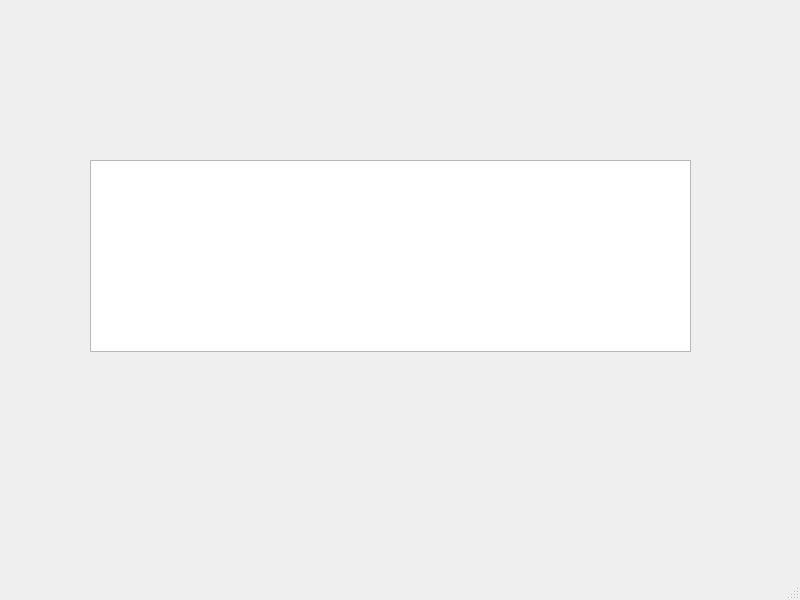
The window that mainwindow.ui (SevaKarlov2005/Kurs_OOP) describes before a commit, drawn with Qt 5.
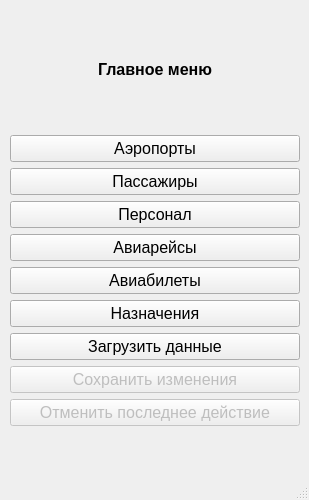
The same window after the commit.

The edit to the form file:
```diff
--- a/mainwindow.ui
+++ b/mainwindow.ui
@@ -6,26 +6,115 @@
    <rect>
     <x>0</x>
     <y>0</y>
-    <width>800</width>
-    <height>600</height>
+    <width>309</width>
+    <height>500</height>
    </rect>
   </property>
+  <property name="font">
+   <font>
+    <pointsize>12</pointsize>
+   </font>
+  </property>
   <property name="windowTitle">
    <string>MainWindow</string>
   </property>
   <widget class="QWidget" name="centralwidget">
-   <widget class="QTableView" name="tableView">
+   <widget class="QWidget" name="layoutWidget">
     <property name="geometry">
      <rect>
-      <x>90</x>
-      <y>160</y>
-      <width>601</width>
-      <height>192</height>
+      <x>10</x>
+      <y>10</y>
+      <width>290</width>
+      <height>416</height>
      </rect>
     </property>
-    <property name="sortingEnabled">
-     <bool>true</bool>
-    </property>
+    <layout class="QVBoxLayout" name="verticalLayout">
+     <item>
+      <widget class="QLabel" name="title_label">
+       <property name="font">
+        <font>
+         <pointsize>12</pointsize>
+         <bold>true</bold>
+        </font>
+       </property>
+       <property name="text">
+        <string>Главное меню</string>
+       </property>
+       <property name="alignment">
+        <set>Qt::AlignmentFlag::AlignCenter</set>
+       </property>
+      </widget>
+     </item>
+     <item>
+      <widget class="QPushButton" name="airport_button">
+       <property name="text">
+        <string>Аэропорты</string>
+       </property>
+      </widget>
+     </item>
+     <item>
+      <widget class="QPushButton" name="passenger_button">
+       <property name="text">
+        <string>Пассажиры</string>
+       </property>
+      </widget>
+     </item>
+     <item>
+      <widget class="QPushButton" name="staff_button">
+       <property name="text">
+        <string>Персонал</string>
+       </property>
+      </widget>
+     </item>
+     <item>
+      <widget class="QPushButton" name="flight_button">
+       <property name="text">
+        <string>Авиарейсы</string>
+       </property>
+      </widget>
+     </item>
+     <item>
+      <widget class="QPushButton" name="ticket_button">
+       <property name="text">
+        <string>Авиабилеты</string>
+       </property>
+      </widget>
+     </item>
+     <item>
+      <widget class="QPushButton" name="purpose_button">
+       <property name="text">
+        <string>Назначения</string>
+       </property>
+      </widget>
+     </item>
+     <item>
+      <widget class="QPushButton" name="load_button">
+       <property name="text">
+        <string>Загрузить данные</string>
+       </property>
+      </widget>
+     </item>
+     <item>
+      <widget class="QPushButton" name="save_button">
+       <property name="enabled">
+        <bool>false</bool>
+       </property>
+       <property name="text">
+        <string>Сохранить изменения</string>
+       </property>
+      </widget>
+     </item>
+     <item>
+      <widget class="QPushButton" name="cancel_button">
+       <property name="enabled">
+        <bool>false</bool>
+       </property>
+       <property name="text">
+        <string>Отменить последнее действие</string>
+       </property>
+      </widget>
+     </item>
+    </layout>
    </widget>
   </widget>
   <widget class="QMenuBar" name="menubar">
```
Left out of the diff: 6 changed lines with no effect on the pictures.
